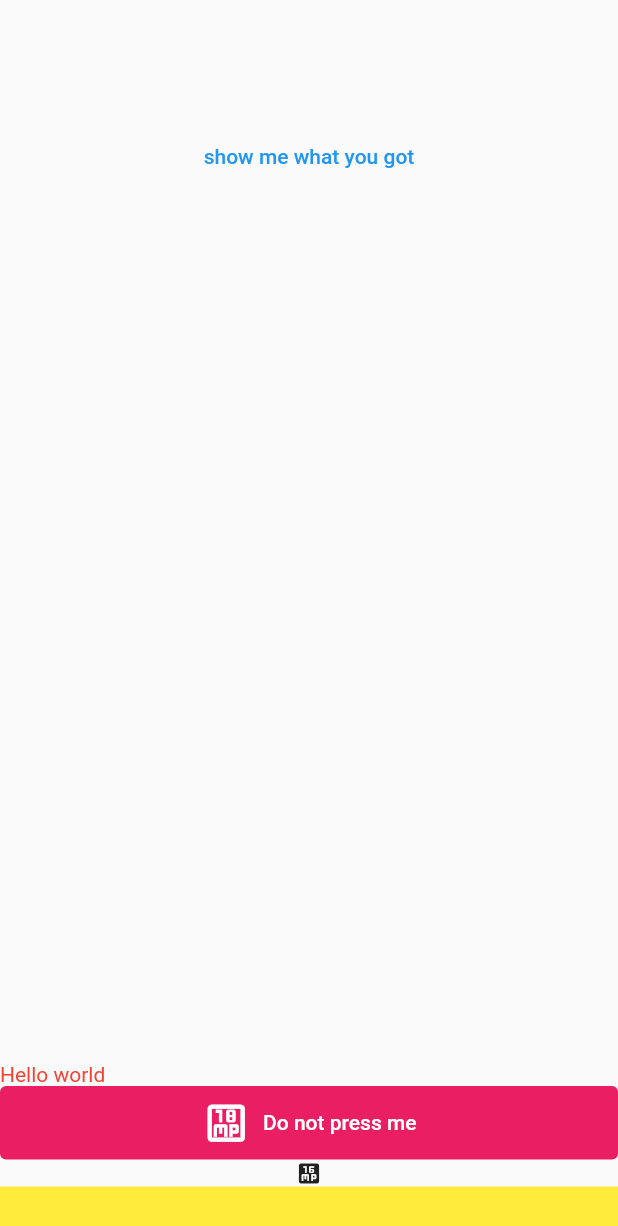
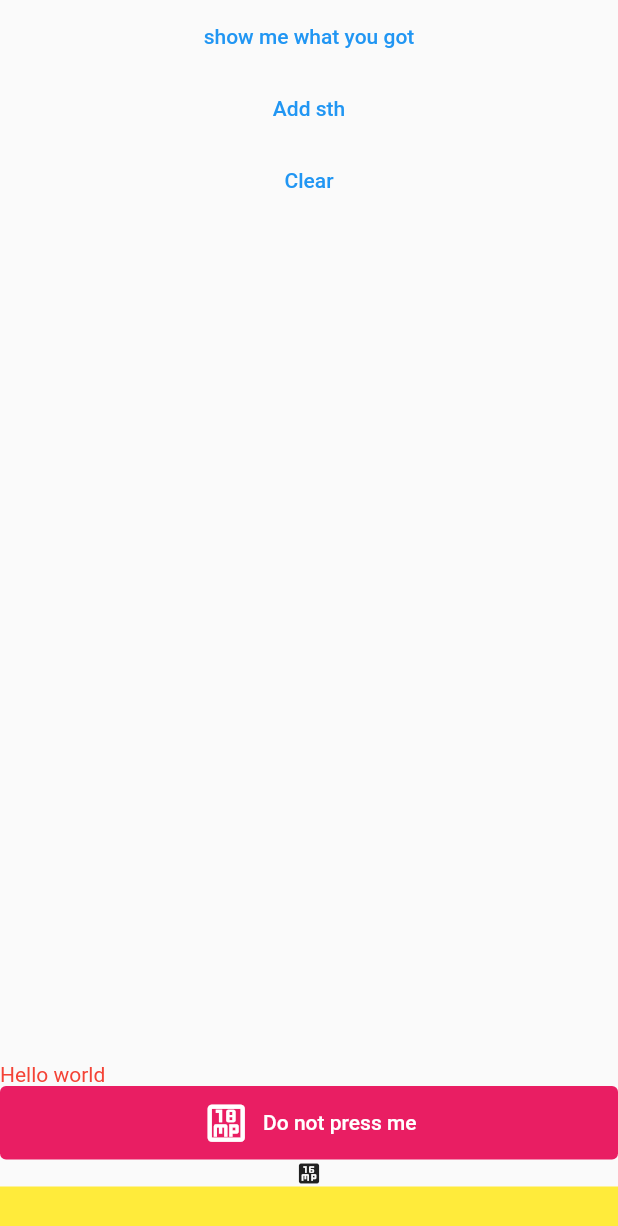
Before and after one commit to armin1440/MultiSnackBar, a Flutter app: the screen it shows after launch, after a tap on "show me what you got", on a phone screen of 412 x 824 dp. Shown: the top 1226 px of the screen. Run offline on Flutter 3.47's test engine with Material 2 defaults, Android fonts, the phone set to English and light mode, and no system bars.

Commit message:
Fixed dispose error. Can add one single snackbar with no need to rebuild all of it.

```diff
--- a/lib/main.dart
+++ b/lib/main.dart
@@ -29,7 +29,10 @@ class MyHomePage extends StatelessWidget {
       const Text('Hello world', style: TextStyle(color: Colors.red)),
       TextButton.icon(
         onPressed: () => print('pressed'),
-        icon: const Icon(Icons.eighteen_mp_outlined, size: 33,),
+        icon: const Icon(
+          Icons.eighteen_mp_outlined,
+          size: 33,
+        ),
         label: const Text("Do not press me"),
         style: TextButton.styleFrom(backgroundColor: Colors.pink),
       ),
@@ -44,17 +47,26 @@ class MyHomePage extends StatelessWidget {
       )
     ];
 
-
     return Scaffold(
       body: SafeArea(
-        child: Padding(
-          padding: const EdgeInsets.only(top: 80.0),
-          child: Align(
-            alignment: Alignment.topCenter,
-            child: TextButton(
-              onPressed: () => MultiSnackBarController.show(context: context, snackBars: snackBars),
-              child: const Text("show me what you got"),
-            ),
+        child: Align(
+          alignment: Alignment.topCenter,
+          child: Column(
+            children: [
+              TextButton(
+                onPressed: () => MultiSnackBarController.show(context: context, snackBars: snackBars),
+                child: const Text("show me what you got"),
+              ),
+              TextButton(
+                onPressed: () => MultiSnackBarController.add(
+                    context: context, toBeAddedSnackBar: const Text('Added', style: TextStyle(color: Colors.black))),
+                child: const Text("Add sth"),
+              ),
+              TextButton(
+                onPressed: () => MultiSnackBarController.clearAll(context: context),
+                child: const Text('Clear'),
+              )
+            ],
           ),
         ),
       ),
--- a/lib/multi_snackbar.dart
+++ b/lib/multi_snackbar.dart
@@ -2,16 +2,27 @@ import 'package:flutter/material.dart';
 import 'package:provider/provider.dart';
 
 class _MultiSnackBarModel extends ChangeNotifier {
+  _MultiSnackBarModel._();
   static final instance = _MultiSnackBarModel._();
 
-  _MultiSnackBarModel._();
+  factory _MultiSnackBarModel() => instance;
 
-  factory _MultiSnackBarModel() => instance;
+  @override
+  dispose(){}
 
   List<Widget> _snackBarsList = <Widget>[];
   List<Widget> get snackBarsList => _snackBarsList;
   void setSnackBarsList({required List<Widget> newSnackBarsList}){
+    print(newSnackBarsList.length);
     _snackBarsList = newSnackBarsList;
+    notifyListeners();
+  }
+  void addSnackBar({required Widget toBeAddedSnackBar}){
+    _snackBarsList.add(toBeAddedSnackBar);
+    notifyListeners();
+  }
+  void clearSnackBarList(){
+    _snackBarsList = [];
     notifyListeners();
   }
 }
@@ -24,13 +35,23 @@ class MultiSnackBarController {
     ScaffoldMessenger.of(context).removeCurrentSnackBar();
     ScaffoldMessenger.of(context).showSnackBar(
       const SnackBar(
-        duration: Duration(hours: 1),
+        duration: Duration(hours: 4),
         elevation: 0,
+        dismissDirection: DismissDirection.none,
         backgroundColor: Colors.transparent,
         padding: EdgeInsets.zero,
         content: _MultiSnackBarWrapper(),
       ),
     );
+  }
+
+  static add({required BuildContext context, required Widget toBeAddedSnackBar}){
+    model.addSnackBar(toBeAddedSnackBar: toBeAddedSnackBar);
+  }
+
+  static clearAll({required BuildContext context}){
+    ScaffoldMessenger.of(context).clearSnackBars();
+    model.clearSnackBarList();
   }
 }
 
@@ -53,8 +74,8 @@ class _MultiSnackBar extends StatelessWidget {
 
   @override
   Widget build(BuildContext context) {
-    return Consumer<_MultiSnackBarModel>(
-      builder: (context, model, _) => Column(
+    _MultiSnackBarModel model = context.watch<_MultiSnackBarModel>();
+    return Column(
       mainAxisSize: MainAxisSize.min,
       children: model._snackBarsList
           .map(
@@ -64,7 +85,6 @@ class _MultiSnackBar extends StatelessWidget {
         ),
       )
           .toList(),
-      ),
     );
   }
 }
```
Lines whose indentation alone changed are shown as unchanged.
